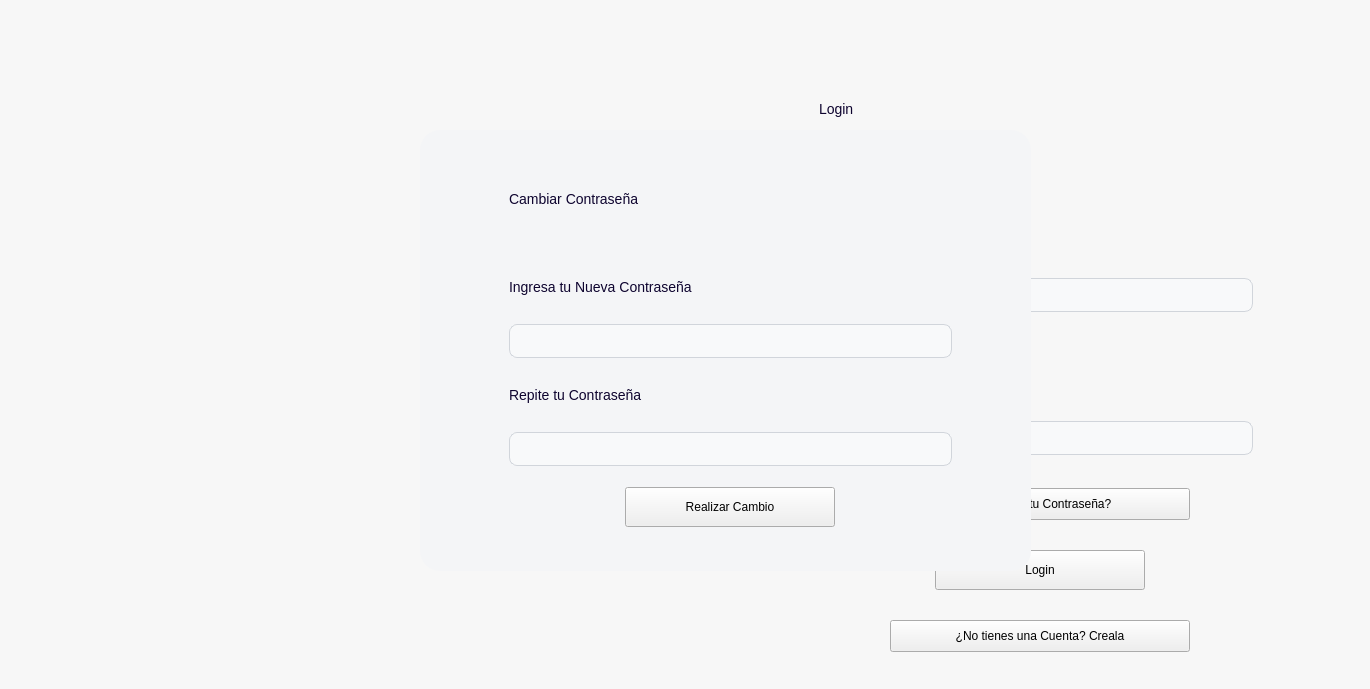
Before: the Qt Designer form app/ui/login.ui in Brando-1510/Proyecto-Integrador-2.0, drawn with Qt 5.
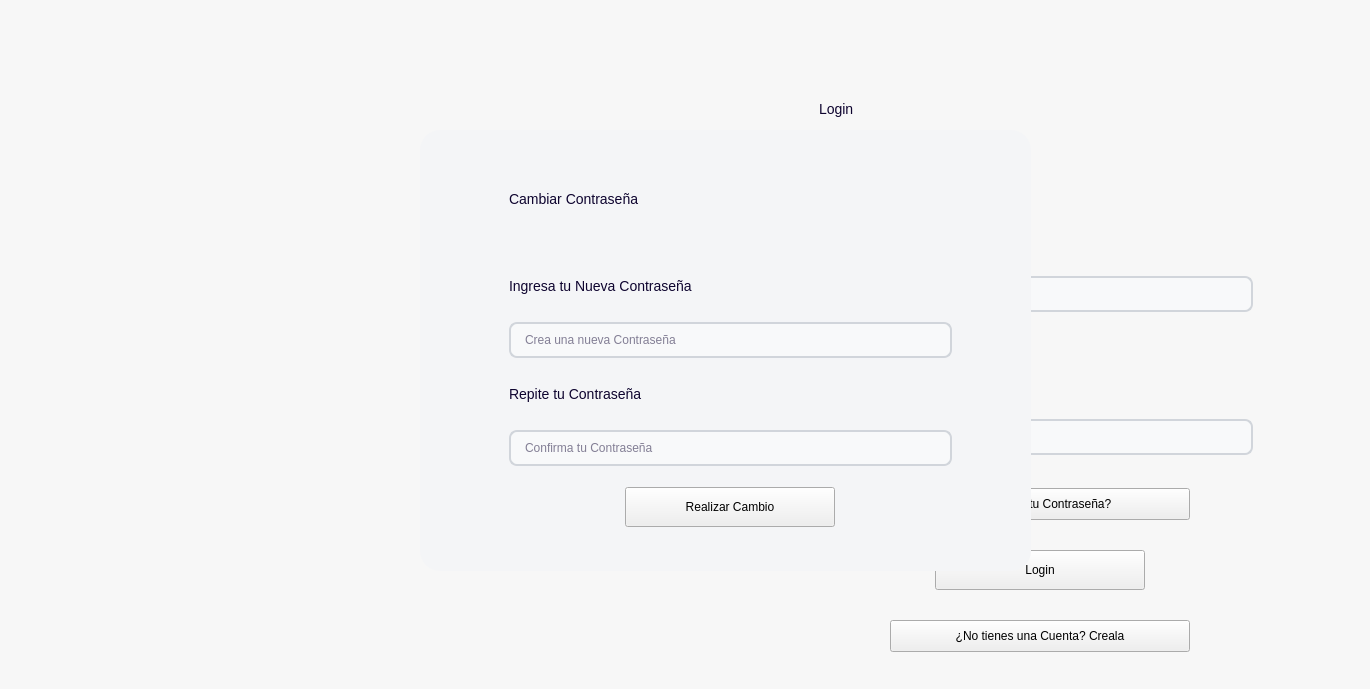
After: the same form once the commit is applied. Icons and pictures are not drawn.

Commit message: trabajando en el modulo de recuperar contraseña

The edit to the form file:
```diff
--- a/app/ui/login.ui
+++ b/app/ui/login.ui
@@ -33,10 +33,10 @@
 /* --- ESTADO BASE --- */
 QLineEdit, QDateEdit {
     background-color: #F8F9FA; 
-    border: 1px solid #D1D5DB; 
+    border: 2px solid #D1D5DB; 
     border-radius: 8px;     
     padding: 8px 12px;         
-    color: #333333;          
+    color: #0E042F;
 }
 
 /* --- CUANDO EL MOUSE ESTÁ ENCIMA (HOVER) --- */
@@ -55,7 +55,7 @@
 QLineEdit:disabled, QDateEdit:disabled {
     background-color: #E5E7EB;      /* Fondo gris oscuro */
     color: #9CA3AF;                 /* Texto gris claro */
-    border: 1px solid #D1D5DB;      /* Borde original o más claro */
+    border:2px solid #D1D5DB;      /* Borde original o más claro */
 }
 
 /* --- ESTILO ESPECÍFICO PARA EL BOTÓN DE FLECHA EN QDATEEDIT --- */
@@ -226,7 +226,11 @@
              </widget>
             </item>
             <item>
-             <widget class="QLineEdit" name="inputCorreo"/>
+             <widget class="QLineEdit" name="inputCorreo">
+              <property name="placeholderText">
+               <string>Ingrese su Correo...</string>
+              </property>
+             </widget>
             </item>
            </layout>
           </item>
@@ -249,7 +253,11 @@
              </widget>
             </item>
             <item>
-             <widget class="QLineEdit" name="inputContrasena"/>
+             <widget class="QLineEdit" name="inputContrasena">
+              <property name="placeholderText">
+               <string>Ingrese su Contraseña...</string>
+              </property>
+             </widget>
             </item>
            </layout>
           </item>
@@ -565,7 +573,11 @@
             </widget>
            </item>
            <item>
-            <widget class="QLineEdit" name="inputCambiarContra"/>
+            <widget class="QLineEdit" name="inputCambiarContra">
+             <property name="placeholderText">
+              <string>Crea una nueva Contraseña</string>
+             </property>
+            </widget>
            </item>
           </layout>
          </item>
@@ -588,7 +600,11 @@
             </widget>
            </item>
            <item>
-            <widget class="QLineEdit" name="inputCambiarContraDos"/>
+            <widget class="QLineEdit" name="inputCambiarContraDos">
+             <property name="placeholderText">
+              <string>Confirma tu Contraseña</string>
+             </property>
+            </widget>
            </item>
           </layout>
          </item>
```
Left out of the diff: 14 changed lines with no effect on the pictures. The commit also changes 6 other files.
